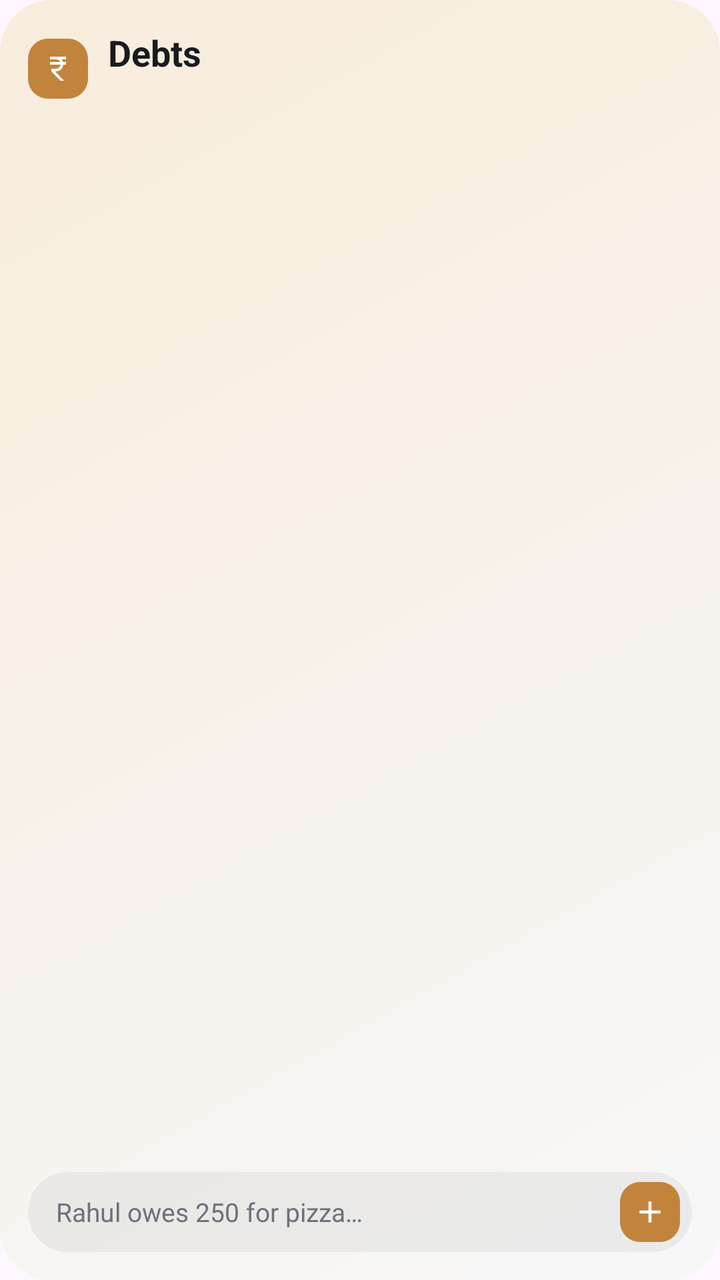
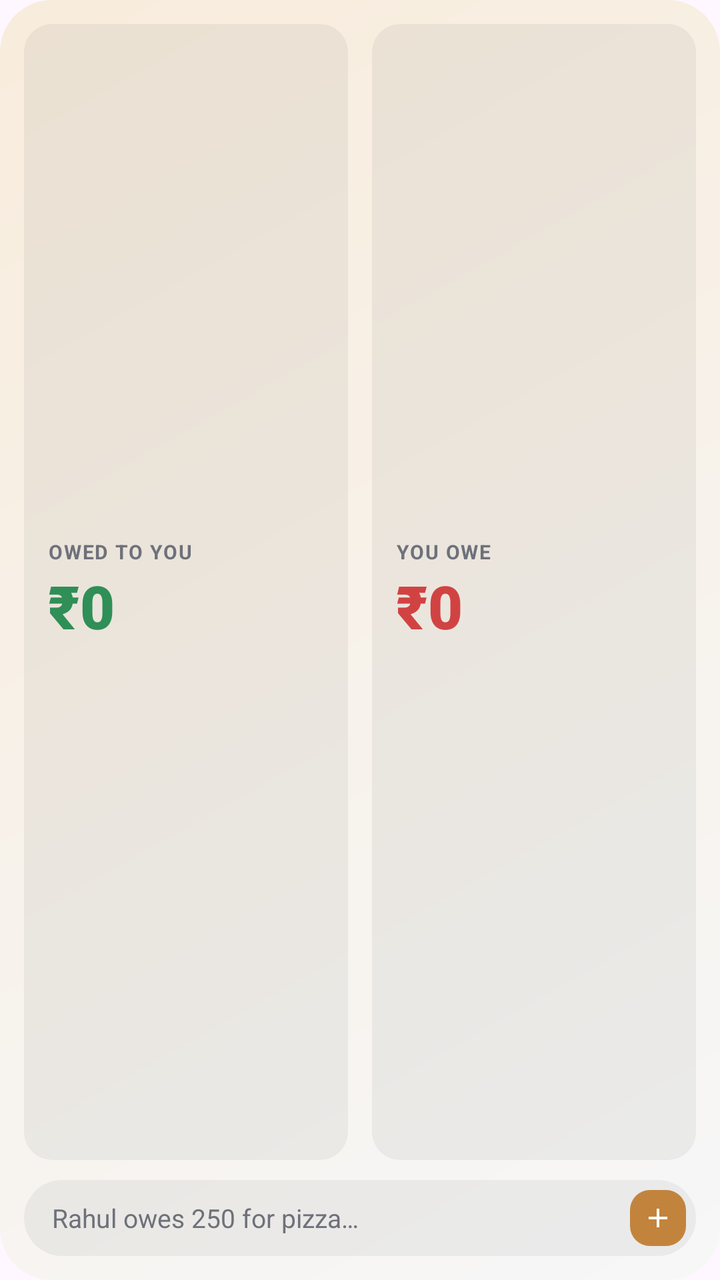

An Android layout rendered at two revisions. The XML below is the earlier revision; the diff shows what the commit changed to produce the second picture.
<!-- AndroidManifest.xml: application theme Theme.kaizen -->
<!-- res/layout/widget_debts.xml -->
<?xml version="1.0" encoding="utf-8"?>
<LinearLayout xmlns:android="http://schemas.android.com/apk/res/android"
    android:layout_width="match_parent"
    android:layout_height="match_parent"
    android:background="@drawable/widget_bg_debts"
    android:orientation="vertical"
    android:padding="14dp">

    <LinearLayout
        android:id="@+id/debts_head"
        android:layout_width="match_parent"
        android:layout_height="wrap_content"
        android:gravity="center_vertical"
        android:orientation="horizontal">

        <ImageView
            android:layout_width="30dp"
            android:layout_height="30dp"
            android:layout_marginEnd="10dp"
            android:background="@drawable/widget_tile_debts"
            android:importantForAccessibility="no"
            android:padding="7dp"
            android:src="@drawable/ic_widget_rupee" />

        <LinearLayout
            android:layout_width="0dp"
            android:layout_height="wrap_content"
            android:layout_weight="1"
            android:orientation="vertical">

            <TextView
                android:id="@+id/debts_net"
                android:layout_width="wrap_content"
                android:layout_height="wrap_content"
                android:ellipsize="end"
                android:maxLines="1"
                android:text="Debts"
                android:textColor="@color/widget_text"
                android:textSize="18sp"
                android:textStyle="bold" />

            <TextView
                android:id="@+id/debts_sub"
                android:layout_width="wrap_content"
                android:layout_height="wrap_content"
                android:ellipsize="end"
                android:maxLines="1"
                android:textColor="@color/widget_muted"
                android:textSize="12sp" />
        </LinearLayout>
    </LinearLayout>

    <LinearLayout
        android:id="@+id/debts_people"
        android:layout_width="match_parent"
        android:layout_height="0dp"
        android:layout_marginTop="8dp"
        android:layout_weight="1"
        android:orientation="vertical">

        <TextView android:id="@+id/debts_p1" style="@style/WidgetDebtRow" />
        <TextView android:id="@+id/debts_p2" style="@style/WidgetDebtRow" />
        <TextView android:id="@+id/debts_p3" style="@style/WidgetDebtRow" />
    </LinearLayout>

    
    <LinearLayout
        android:id="@+id/debts_add"
        android:layout_width="match_parent"
        android:layout_height="40dp"
        android:background="@drawable/widget_pill"
        android:gravity="center_vertical"
        android:orientation="horizontal"
        android:paddingStart="14dp"
        android:paddingEnd="6dp">

        <TextView
            android:layout_width="0dp"
            android:layout_height="wrap_content"
            android:layout_weight="1"
            android:ellipsize="end"
            android:maxLines="1"
            android:text="Rahul owes 250 for pizza…"
            android:textColor="@color/widget_muted"
            android:textSize="13sp" />

        <ImageView
            android:layout_width="30dp"
            android:layout_height="30dp"
            android:background="@drawable/widget_tile_debts"
            android:contentDescription="Add an entry"
            android:padding="6dp"
            android:src="@drawable/ic_widget_plus_white" />
    </LinearLayout>
</LinearLayout>
<!-- resources referenced by this layout -->
<resources>
  <color name="widget_muted">#6E717A</color>
  <color name="widget_text">#1A1B1F</color>
  <!-- drawable ic_widget_plus_white (drawable) -->
  <vector xmlns:android="http://schemas.android.com/apk/res/android" android:width="18dp" android:height="18dp" android:viewportWidth="24" android:viewportHeight="24">
      <path android:fillColor="#FFFFFFFF" android:pathData="M19,13h-6v6h-2v-6H5v-2h6V5h2v6h6v2z" />
  </vector>
  <!-- drawable ic_widget_rupee (drawable) -->
  <vector xmlns:android="http://schemas.android.com/apk/res/android" android:width="18dp" android:height="18dp" android:viewportWidth="24" android:viewportHeight="24">
      <path android:fillColor="#FFFFFFFF" android:pathData="M13.66,7C13.1,5.82 11.9,5 10.5,5L6,5V3h12v2h-3.26c0.48,0.58 0.84,1.26 1.05,2L18,7v2h-2.02c-0.25,2.8 -2.61,5 -5.48,5h-0.73l6.73,7h-2.77L7,14v-2h3.5c1.76,0 3.22,-1.31 3.46,-3L6,9L6,7h7.66z" />
  </vector>
  <!-- drawable widget_bg_debts (drawable) -->
  <?xml version="1.0" encoding="utf-8"?>
  <shape xmlns:android="http://schemas.android.com/apk/res/android" android:shape="rectangle">
      <gradient android:angle="315" android:startColor="@color/widget_debts_tint" android:endColor="@color/widget_bg" android:type="linear" />
      <corners android:radius="26dp" />
  </shape>
  <!-- drawable widget_pill (drawable) -->
  <?xml version="1.0" encoding="utf-8"?>
  <shape xmlns:android="http://schemas.android.com/apk/res/android" android:shape="rectangle">
      <solid android:color="@color/widget_row" />
      <corners android:radius="99dp" />
  </shape>
  <!-- drawable widget_tile_debts (drawable) -->
  <?xml version="1.0" encoding="utf-8"?>
  <shape xmlns:android="http://schemas.android.com/apk/res/android" android:shape="rectangle">
      <solid android:color="@color/widget_debts_hue" />
      <corners android:radius="10dp" />
  </shape>
  <style name="WidgetDebtRow">
          <item name="android:layout_width">match_parent</item>
          <item name="android:layout_height">wrap_content</item>
          <item name="android:paddingTop">3dp</item>
          <item name="android:paddingBottom">3dp</item>
          <item name="android:ellipsize">end</item>
          <item name="android:maxLines">1</item>
          <item name="android:textColor">@color/widget_text</item>
          <item name="android:textSize">13sp</item>
          <item name="android:visibility">gone</item>
      </style>
  <style name="Theme.kaizen" parent="Theme.Material3.DayNight.NoActionBar">
          
      </style>
  <color name="widget_debts_tint">#F8ECDC</color>
  <color name="widget_bg">#F7F7F8</color>
  <color name="widget_row">#0D000000</color>
  <color name="widget_debts_hue">#C2843D</color>
</resources>

<!-- the commit's change to res/layout/widget_debts.xml (unified diff, before → after) -->
@@ -4,77 +4,97 @@
     android:layout_height="match_parent"
     android:background="@drawable/widget_bg_debts"
     android:orientation="vertical"
-    android:padding="14dp">
+    android:padding="12dp">
 
     <LinearLayout
         android:id="@+id/debts_head"
         android:layout_width="match_parent"
-        android:layout_height="wrap_content"
-        android:gravity="center_vertical"
+        android:layout_height="0dp"
+        android:layout_weight="1"
         android:orientation="horizontal">
-
-        <ImageView
-            android:layout_width="30dp"
-            android:layout_height="30dp"
-            android:layout_marginEnd="10dp"
-            android:background="@drawable/widget_tile_debts"
-            android:importantForAccessibility="no"
-            android:padding="7dp"
-            android:src="@drawable/ic_widget_rupee" />
 
         <LinearLayout
             android:layout_width="0dp"
-            android:layout_height="wrap_content"
+            android:layout_height="match_parent"
+            android:layout_marginEnd="6dp"
             android:layout_weight="1"
-            android:orientation="vertical">
+            android:background="@drawable/widget_row_bg"
+            android:gravity="center_vertical"
+            android:orientation="vertical"
+            android:paddingStart="12dp"
+            android:paddingEnd="8dp">
 
             <TextView
-                android:id="@+id/debts_net"
                 android:layout_width="wrap_content"
                 android:layout_height="wrap_content"
-                android:ellipsize="end"
-                android:maxLines="1"
-                android:text="Debts"
-                android:textColor="@color/widget_text"
-                android:textSize="18sp"
+                android:text="OWED TO YOU"
+                android:letterSpacing="0.06"
+                android:textColor="@color/widget_muted"
+                android:textSize="10sp"
                 android:textStyle="bold" />
 
             <TextView
-                android:id="@+id/debts_sub"
+                android:id="@+id/debts_owed"
                 android:layout_width="wrap_content"
                 android:layout_height="wrap_content"
-                android:ellipsize="end"
+                android:autoSizeMaxTextSize="34sp"
+                android:autoSizeMinTextSize="16sp"
+                android:autoSizeTextType="uniform"
+                android:fontFamily="sans-serif-black"
                 android:maxLines="1"
+                android:text="₹0"
+                android:textColor="@color/widget_good"
+                android:textSize="30sp" />
+        </LinearLayout>
+
+        <LinearLayout
+            android:layout_width="0dp"
+            android:layout_height="match_parent"
+            android:layout_marginStart="6dp"
+            android:layout_weight="1"
+            android:background="@drawable/widget_row_bg"
+            android:gravity="center_vertical"
+            android:orientation="vertical"
+            android:paddingStart="12dp"
+            android:paddingEnd="8dp">
+
+            <TextView
+                android:layout_width="wrap_content"
+                android:layout_height="wrap_content"
+                android:text="YOU OWE"
+                android:letterSpacing="0.06"
                 android:textColor="@color/widget_muted"
-                android:textSize="12sp" />
+                android:textSize="10sp"
+                android:textStyle="bold" />
+
+            <TextView
+                android:id="@+id/debts_owing"
+                android:layout_width="wrap_content"
+                android:layout_height="wrap_content"
+                android:autoSizeMaxTextSize="34sp"
+                android:autoSizeMinTextSize="16sp"
+                android:autoSizeTextType="uniform"
+                android:fontFamily="sans-serif-black"
+                android:maxLines="1"
+                android:text="₹0"
+                android:textColor="@color/widget_danger"
+                android:textSize="30sp" />
         </LinearLayout>
     </LinearLayout>
 
     <LinearLayout
-        android:id="@+id/debts_people"
-        android:layout_width="match_parent"
-        android:layout_height="0dp"
-        android:layout_marginTop="8dp"
-        android:layout_weight="1"
-        android:orientation="vertical">
-
-        <TextView android:id="@+id/debts_p1" style="@style/WidgetDebtRow" />
-        <TextView android:id="@+id/debts_p2" style="@style/WidgetDebtRow" />
-        <TextView android:id="@+id/debts_p3" style="@style/WidgetDebtRow" />
-    </LinearLayout>
-
-    
-    <LinearLayout
         android:id="@+id/debts_add"
         android:layout_width="match_parent"
-        android:layout_height="40dp"
+        android:layout_height="38dp"
+        android:layout_marginTop="10dp"
         android:background="@drawable/widget_pill"
         android:gravity="center_vertical"
         android:orientation="horizontal"
         android:paddingStart="14dp"
-        android:paddingEnd="6dp">
+        android:paddingEnd="5dp">
 
         <TextView
+            android:id="@+id/debts_hint"
             android:layout_width="0dp"
             android:layout_height="wrap_content"
             android:layout_weight="1"
@@ -85,8 +105,8 @@
             android:textSize="13sp" />
 
         <ImageView
-            android:layout_width="30dp"
-            android:layout_height="30dp"
+            android:layout_width="28dp"
+            android:layout_height="28dp"
             android:background="@drawable/widget_tile_debts"
             android:contentDescription="Add an entry"
             android:padding="6dp"
<!-- resource entries referenced after the edit -->
@@ -1,14 +1,11 @@
 <!-- resources referenced by this layout -->
 <resources>
+  <color name="widget_danger">#D14343</color>
+  <color name="widget_good">#2F8F57</color>
   <color name="widget_muted">#6E717A</color>
-  <color name="widget_text">#1A1B1F</color>
   <!-- drawable ic_widget_plus_white (drawable) -->
   <vector xmlns:android="http://schemas.android.com/apk/res/android" android:width="18dp" android:height="18dp" android:viewportWidth="24" android:viewportHeight="24">
       <path android:fillColor="#FFFFFFFF" android:pathData="M19,13h-6v6h-2v-6H5v-2h6V5h2v6h6v2z" />
-  </vector>
-  <!-- drawable ic_widget_rupee (drawable) -->
-  <vector xmlns:android="http://schemas.android.com/apk/res/android" android:width="18dp" android:height="18dp" android:viewportWidth="24" android:viewportHeight="24">
-      <path android:fillColor="#FFFFFFFF" android:pathData="M13.66,7C13.1,5.82 11.9,5 10.5,5L6,5V3h12v2h-3.26c0.48,0.58 0.84,1.26 1.05,2L18,7v2h-2.02c-0.25,2.8 -2.61,5 -5.48,5h-0.73l6.73,7h-2.77L7,14v-2h3.5c1.76,0 3.22,-1.31 3.46,-3L6,9L6,7h7.66z" />
   </vector>
   <!-- drawable widget_bg_debts (drawable) -->
   <?xml version="1.0" encoding="utf-8"?>
@@ -22,23 +19,18 @@
       <solid android:color="@color/widget_row" />
       <corners android:radius="99dp" />
   </shape>
+  <!-- drawable widget_row_bg (drawable) -->
+  <?xml version="1.0" encoding="utf-8"?>
+  <shape xmlns:android="http://schemas.android.com/apk/res/android" android:shape="rectangle">
+      <solid android:color="@color/widget_row" />
+      <corners android:radius="14dp" />
+  </shape>
   <!-- drawable widget_tile_debts (drawable) -->
   <?xml version="1.0" encoding="utf-8"?>
   <shape xmlns:android="http://schemas.android.com/apk/res/android" android:shape="rectangle">
       <solid android:color="@color/widget_debts_hue" />
       <corners android:radius="10dp" />
   </shape>
-  <style name="WidgetDebtRow">
-          <item name="android:layout_width">match_parent</item>
-          <item name="android:layout_height">wrap_content</item>
-          <item name="android:paddingTop">3dp</item>
-          <item name="android:paddingBottom">3dp</item>
-          <item name="android:ellipsize">end</item>
-          <item name="android:maxLines">1</item>
-          <item name="android:textColor">@color/widget_text</item>
-          <item name="android:textSize">13sp</item>
-          <item name="android:visibility">gone</item>
-      </style>
   <style name="Theme.kaizen" parent="Theme.Material3.DayNight.NoActionBar">
           
       </style>
